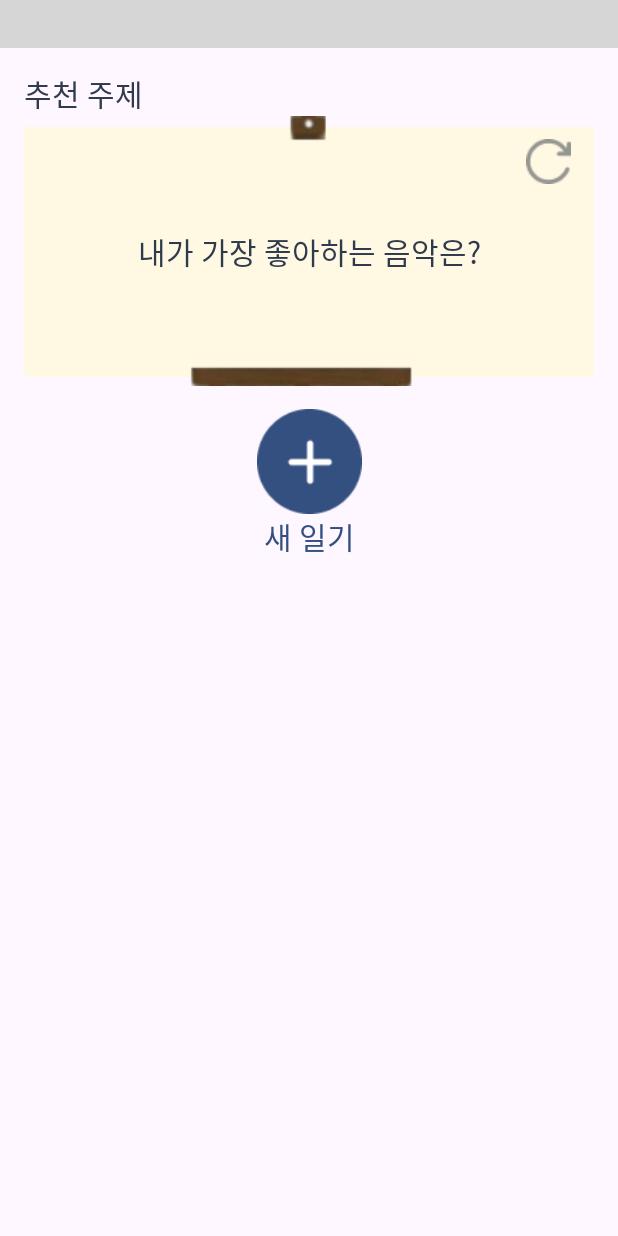
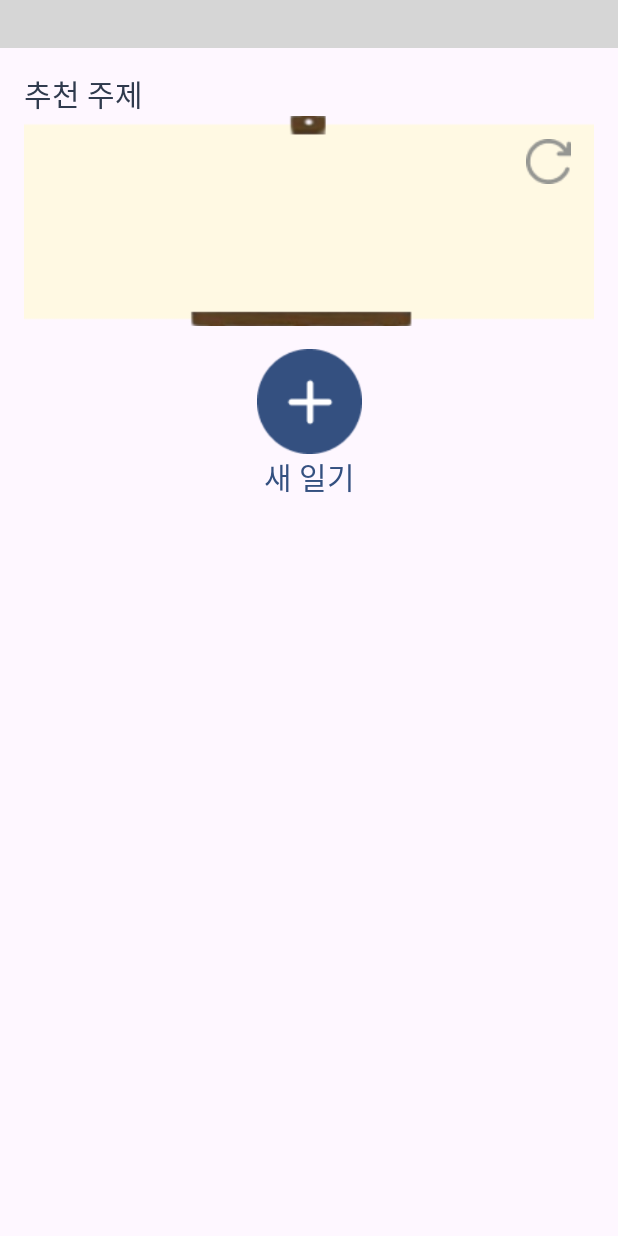
Before and after one commit to kimnu-yang/paint-log, an Android app: the layout fragment_main.xml on its own in the app's theme, with its tools: preview values and no code run, on a phone screen of 412 x 824 dp. Run offline under Robolectric (Android 15) with nearby library versions, the light colour scheme and no system bars; plain views replace MaterialCalendarView; grey boxes are pictures that could not be loaded.

Commit message:
Feat: fragment_main Topic View와 Button View 분할

```diff
--- a/app/src/main/res/layout/fragment_main.xml
+++ b/app/src/main/res/layout/fragment_main.xml
@@ -15,6 +15,14 @@
         app:mcv_firstDayOfWeek="monday"
         app:mcv_showOtherDates="all"
         app:mcv_weekDayTextAppearance="@style/CalenderViewWeekCustomText" />
+
+    <androidx.constraintlayout.widget.ConstraintLayout
+        android:id="@+id/diary_view"
+        android:layout_width="wrap_content"
+        android:layout_height="wrap_content"
+        app:layout_constraintTop_toBottomOf="@id/calendar_view"
+        app:layout_constraintStart_toStartOf="parent"
+        app:layout_constraintEnd_toEndOf="parent" />
 
     <androidx.constraintlayout.widget.ConstraintLayout
         android:id="@+id/topic_view"
@@ -39,7 +47,7 @@
         <ImageButton
             android:id="@+id/topic_canvas"
             android:layout_width="match_parent"
-            android:layout_height="180dp"
+            android:layout_height="140dp"
             android:background="@drawable/canvas_small_selector"
             app:layout_constraintStart_toStartOf="@id/topic"
             app:layout_constraintTop_toBottomOf="@+id/topic" />
@@ -49,7 +57,6 @@
             android:layout_width="wrap_content"
             android:layout_height="wrap_content"
             android:fontFamily="@font/bm_yeon_sung"
-            android:text="내가 가장 좋아하는 음악은?"
             android:textColor="@color/deep"
             android:textSize="20dp"
             app:layout_constraintBottom_toBottomOf="@id/topic_canvas"
@@ -66,16 +73,25 @@
             android:background="@drawable/repeat_selector"
             app:layout_constraintEnd_toEndOf="@id/topic_canvas"
             app:layout_constraintTop_toTopOf="@+id/topic_canvas" />
+    </androidx.constraintlayout.widget.ConstraintLayout>
+
+    <androidx.constraintlayout.widget.ConstraintLayout
+        android:id="@+id/add_diary"
+        android:layout_width="wrap_content"
+        android:layout_height="wrap_content"
+        android:layout_marginTop="15dp"
+        app:layout_constraintTop_toBottomOf="@+id/topic_view"
+        app:layout_constraintStart_toStartOf="parent"
+        app:layout_constraintEnd_toEndOf="parent">
 
         <ImageButton
             android:id="@+id/add_diary_button"
             android:layout_width="70dp"
             android:layout_height="70dp"
-            android:layout_marginTop="15dp"
             android:background="@drawable/add_diary_selector"
             app:layout_constraintEnd_toEndOf="parent"
             app:layout_constraintStart_toStartOf="parent"
-            app:layout_constraintTop_toBottomOf="@+id/topic_canvas" />
+            app:layout_constraintTop_toTopOf="parent"/>
 
         <TextView
             android:id="@+id/addDiaryText"
```
